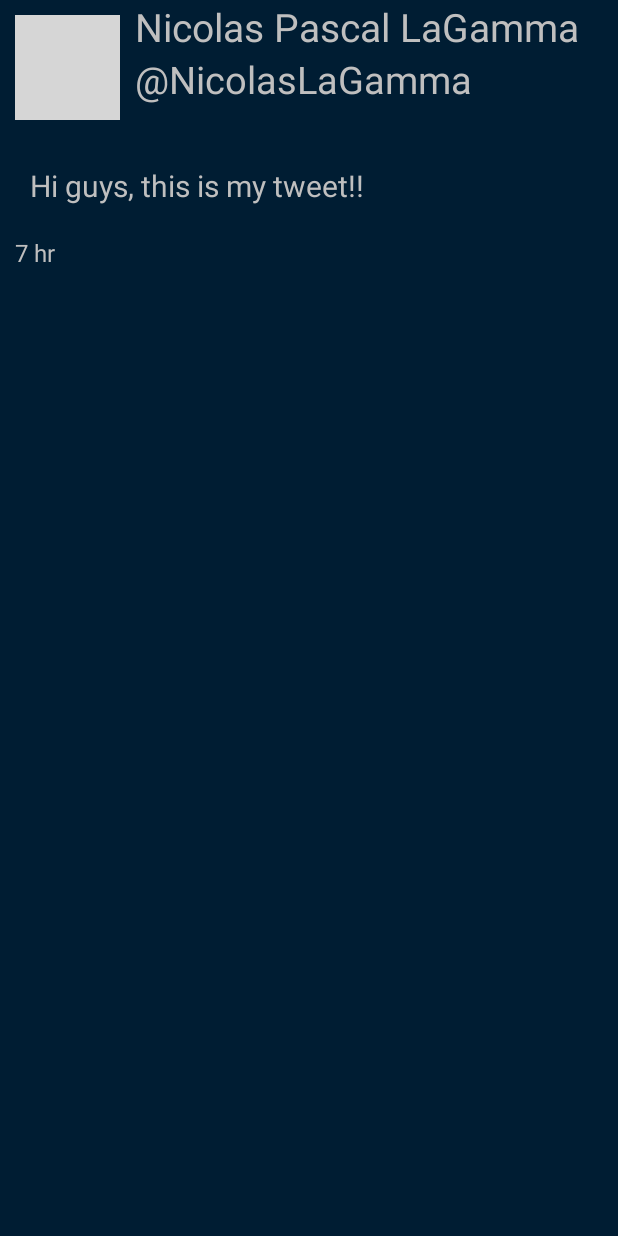
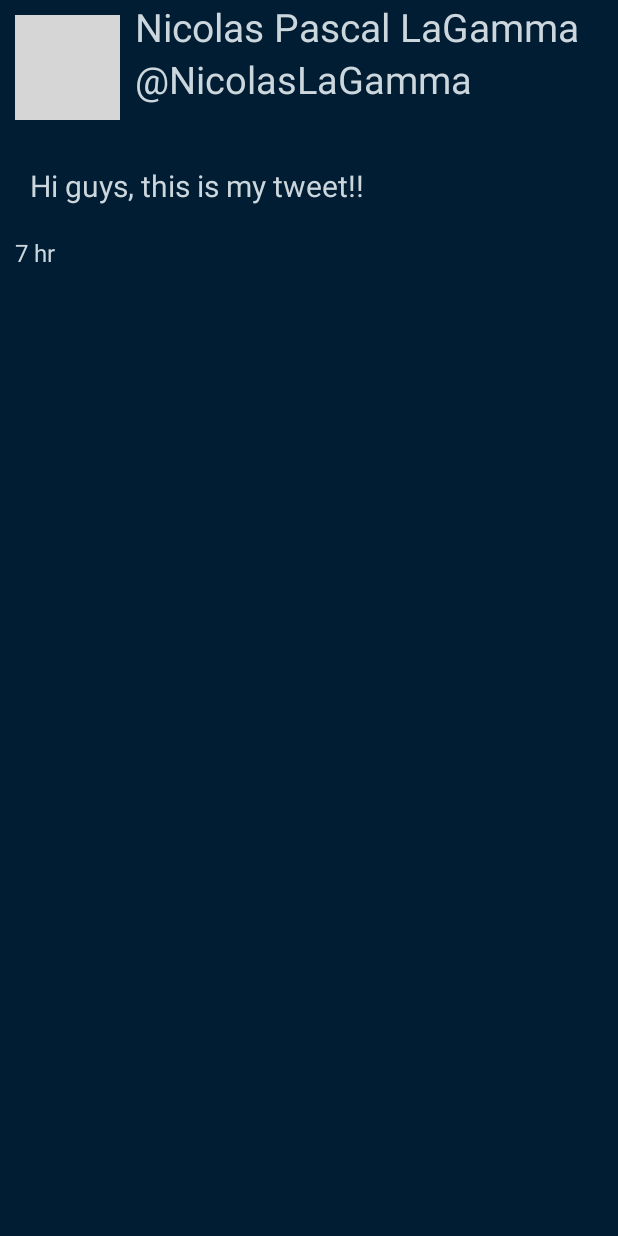
Before and after one commit to kathlynk/SimpleTweet-11, an Android app: the layout activity_detail.xml on its own in the app's theme, with its tools: preview values and no code run, on a phone screen of 412 x 824 dp. Run offline under Robolectric (Android 15) with nearby library versions, the phone set to English and light mode, and no system bars; grey boxes are pictures that could not be loaded.

```diff
--- a/app/src/main/java/com/codepath/apps/restclienttemplate/TimelineActivity.java
+++ b/app/src/main/java/com/codepath/apps/restclienttemplate/TimelineActivity.java
@@ -1,6 +1,7 @@
 package com.codepath.apps.restclienttemplate;
 
 import androidx.appcompat.app.AppCompatActivity;
+import androidx.core.content.ContextCompat;
 import androidx.recyclerview.widget.DividerItemDecoration;
 import androidx.recyclerview.widget.LinearLayoutManager;
 import androidx.recyclerview.widget.RecyclerView;
@@ -18,6 +19,7 @@ import org.json.JSONException;
 
 import java.util.ArrayList;
 import java.util.List;
+import java.util.Objects;
 
 public class TimelineActivity extends AppCompatActivity {
 
@@ -61,6 +63,7 @@ public class TimelineActivity extends AppCompatActivity {
         rvTweets.setLayoutManager(layoutManager);
         rvTweets.setAdapter(adapter);
         DividerItemDecoration mDividerItemDecoration = new DividerItemDecoration(rvTweets.getContext(), layoutManager.getOrientation());
+        mDividerItemDecoration.setDrawable(Objects.requireNonNull(ContextCompat.getDrawable(rvTweets.getContext(), R.drawable.divider)));
         rvTweets.addItemDecoration(mDividerItemDecoration);
 
         scrollListener = new EndlessRecyclerViewScrollListener(layoutManager) {
--- a/app/src/main/res/drawable/divider.xml
+++ b/app/src/main/res/drawable/divider.xml
@@ -2,7 +2,6 @@
 <shape xmlns:android="http://schemas.android.com/apk/res/android"
     android:shape="rectangle">
     <size
-        android:width="1dp"
-        android:height="1dp" />
-    <solid android:color="@android:color/darker_gray" />
+        android:height="0.8dp" />
+    <solid android:color="@color/medium_gray_30" />
 </shape>
--- a/app/src/main/res/layout/activity_detail.xml
+++ b/app/src/main/res/layout/activity_detail.xml
@@ -31,7 +31,7 @@
                 android:layout_height="wrap_content"
                 android:layout_marginStart="10dp"
                 android:layout_toEndOf="@id/ivProfileImage"
-                android:textColor="#BFBFBF"
+                android:textColor="@color/light_gray"
                 android:textSize="26sp"
                 tools:text="Nicolas Pascal LaGamma" />
 
@@ -41,7 +41,7 @@
                 android:layout_height="wrap_content"
                 android:layout_alignStart="@id/tvName"
                 android:layout_below="@id/tvName"
-                android:textColor="#BFBFBF"
+                android:textColor="@color/light_gray"
                 android:textSize="25sp"
                 tools:text="\@NicolasLaGamma" />
 
@@ -54,7 +54,7 @@
                 android:layout_marginStart="20dp"
                 android:autoLink="all"
                 android:linksClickable="true"
-                android:textColor="#BFBFBF"
+                android:textColor="@color/light_gray"
                 android:textSize="20sp"
                 tools:text="Hi guys, this is my tweet!!" />
 
@@ -65,7 +65,7 @@
                 android:layout_below="@id/tvBody"
                 android:layout_marginStart="10dp"
                 android:layout_marginTop="20dp"
-                android:textColor="#BFBFBF"
+                android:textColor="@color/light_gray"
                 android:textSize="16sp"
                 tools:text="7 hr" />
 
--- a/app/src/main/res/layout/item_tweet.xml
+++ b/app/src/main/res/layout/item_tweet.xml
@@ -27,7 +27,7 @@
             android:layout_marginStart="5dp"
             android:layout_marginTop="0dp"
             android:layout_toEndOf="@+id/ivProfileImage"
-            android:textColor="#BFBFBF"
+            android:textColor="@color/light_gray"
             tools:text="NicolasLaGamma" />
 
         <com.codepath.apps.restclienttemplate.LinkifiedTextView
@@ -39,7 +39,7 @@
             android:layout_marginTop="8dp"
             android:layout_toEndOf="@+id/ivProfileImage"
             tools:text="Hi guys, this is my tweet!!"
-            android:textColor="#BFBFBF"
+            android:textColor="@color/light_gray"
             android:autoLink="all"
             android:linksClickable="true" />
 
@@ -51,7 +51,7 @@
             android:layout_alignParentEnd="true"
             android:layout_marginTop="0dp"
             android:layout_marginEnd="5dp"
-            android:textColor="#BFBFBF"
+            android:textColor="@color/light_gray"
             tools:text="7 hr" />
     </RelativeLayout>
 </layout>
```
Also changed, not shown: app/src/main/java/com/codepath/apps/restclienttemplate/models/Tweet.java (+8 -0 lines), app/src/main/res/values/colors.xml (added, +22 -0 lines).
